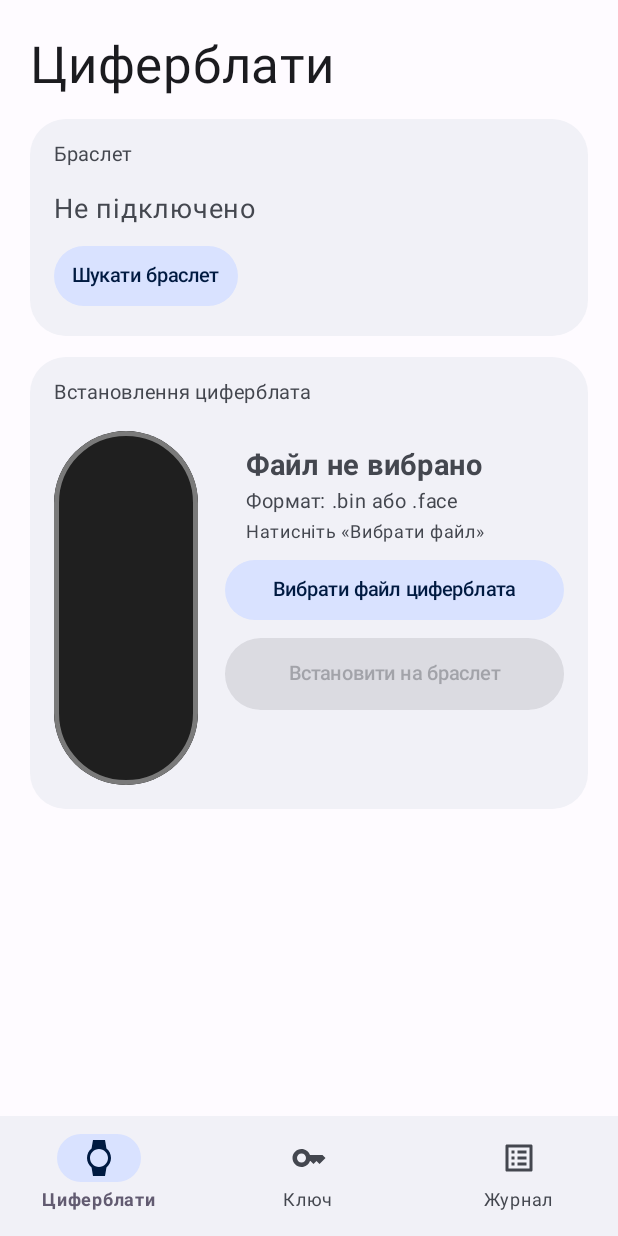
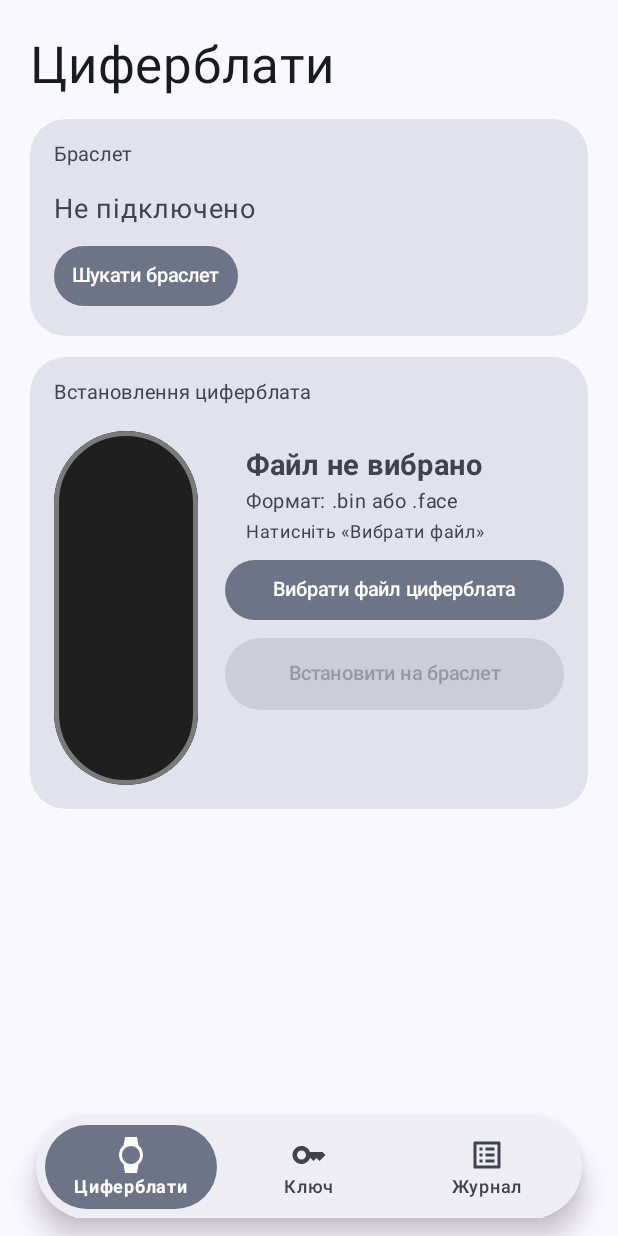
Before and after one commit to hunt2121/iosmiface, an Android app built with Jetpack Compose: the screen it shows after launch (MainActivity), on a phone screen of 412 x 824 dp. Run offline under Robolectric (Android 15) with nearby library versions, the phone set to English and light mode, and no system bars.

Commit message:
Android: Material 3 (динамічні кольори) і плаваюче нижнє меню
Co-Authored-By: Claude Sonnet 5.5 <noreply@anthropic.com>
Claude-Session: https://claude.ai/code/session_01WysSwiNnPXkBgFifEqasra

```diff
--- a/android/app/src/main/kotlin/com/bandface/app/Design.kt
+++ b/android/app/src/main/kotlin/com/bandface/app/Design.kt
@@ -14,6 +14,7 @@ object Dim {
     val innerGap = 10.dp
     val bottom = 16.dp
     val radius = 24.dp
+    val tabBarInset = 96.dp
 }
 
 object Type {
--- a/android/app/src/main/kotlin/com/bandface/app/MainActivity.kt
+++ b/android/app/src/main/kotlin/com/bandface/app/MainActivity.kt
@@ -12,6 +12,8 @@ import androidx.compose.foundation.BorderStroke
 import androidx.compose.foundation.Image
 import androidx.compose.foundation.background
 import androidx.compose.foundation.border
+import androidx.compose.foundation.clickable
+import androidx.compose.foundation.layout.navigationBarsPadding
 import androidx.compose.foundation.isSystemInDarkTheme
 import androidx.compose.foundation.layout.Arrangement
 import androidx.compose.foundation.layout.PaddingValues
@@ -106,7 +108,15 @@ class MainActivity : ComponentActivity() {
 
 @Composable
 fun App(vm: MainViewModel) {
-    val scheme: ColorScheme = if (isSystemInDarkTheme()) DarkScheme else LightScheme
+    val dark = isSystemInDarkTheme()
+    val ctx = androidx.compose.ui.platform.LocalContext.current
+    // Material 3: динамічні кольори (Material You) на Android 12+, власна палітра на старіших
+    val scheme: ColorScheme = when {
+        Build.VERSION.SDK_INT >= 31 && dark -> androidx.compose.material3.dynamicDarkColorScheme(ctx)
+        Build.VERSION.SDK_INT >= 31 -> androidx.compose.material3.dynamicLightColorScheme(ctx)
+        dark -> DarkScheme
+        else -> LightScheme
+    }
     MaterialTheme(colorScheme = scheme) {
         androidx.compose.runtime.CompositionLocalProvider(
             androidx.compose.material3.LocalTextStyle provides androidx.compose.material3.LocalTextStyle.current.copy(
@@ -118,33 +128,52 @@ fun App(vm: MainViewModel) {
             ),
         ) {
             var tab by remember { mutableIntStateOf(0) }
-        Scaffold(
-            containerColor = MaterialTheme.colorScheme.background,
-            bottomBar = {
-                NavigationBar(containerColor = MaterialTheme.colorScheme.surfaceVariant) {
-                    val labels = listOf(R.string.tab_faces, R.string.tab_key, R.string.tab_log)
-                    labels.forEachIndexed { i, l ->
-                        NavigationBarItem(
-                            selected = tab == i, onClick = { tab = i },
-                            icon = { Icon(listOf(Icons.Filled.Watch, Icons.Filled.Key, Icons.Filled.ListAlt)[i], null) },
-                            label = { Text(stringResource(l), fontWeight = if (tab == i) FontWeight.Bold else FontWeight.Normal) },
-                            alwaysShowLabel = true,
-                            colors = NavigationBarItemDefaults.colors(indicatorColor = MaterialTheme.colorScheme.secondaryContainer),
-                        )
-                    }
-                }
-            },
-        ) { pad ->
-            Column(Modifier.padding(pad).fillMaxSize().statusBarsPadding().padding(horizontal = Dim.screenH)) {
+            Box(Modifier.fillMaxSize().background(MaterialTheme.colorScheme.background)) {
+                Column(Modifier.fillMaxSize().statusBarsPadding().padding(horizontal = Dim.screenH)) {
                     Text(
                         stringResource(listOf(R.string.tab_faces, R.string.tab_key, R.string.tab_log)[tab]),
-                    fontSize = Type.screenTitle, modifier = Modifier.padding(top = Dim.titleTop, bottom = Dim.titleBottom),
+                        fontSize = Type.screenTitle, color = MaterialTheme.colorScheme.onBackground,
+                        modifier = Modifier.padding(top = Dim.titleTop, bottom = Dim.titleBottom),
                     )
                     when (tab) {
                         0 -> FacesTab(vm)
                         1 -> KeyTab(vm)
                         else -> LogTab(vm)
                     }
+                }
+                FloatingTabBar(tab, { tab = it }, Modifier.align(Alignment.BottomCenter))
+            }
+        }
+    }
+}
+
+/** Плаваюче нижнє меню (капсула над вмістом), як у iOS. */
+@Composable
+private fun FloatingTabBar(selected: Int, onSelect: (Int) -> Unit, modifier: Modifier = Modifier) {
+    val labels = listOf(R.string.tab_faces, R.string.tab_key, R.string.tab_log)
+    val icons = listOf(Icons.Filled.Watch, Icons.Filled.Key, Icons.Filled.ListAlt)
+    Surface(
+        modifier.navigationBarsPadding().padding(horizontal = 24.dp, vertical = 12.dp),
+        shape = CircleShape,
+        color = MaterialTheme.colorScheme.surfaceContainer,
+        tonalElevation = 3.dp, shadowElevation = 10.dp,
+    ) {
+        Row(Modifier.padding(6.dp), horizontalArrangement = Arrangement.spacedBy(4.dp)) {
+            labels.forEachIndexed { i, l ->
+                val on = selected == i
+                Column(
+                    Modifier.weight(1f).clip(CircleShape)
+                        .background(if (on) MaterialTheme.colorScheme.secondaryContainer else Color.Transparent)
+                        .clickable { onSelect(i) }.padding(vertical = 8.dp, horizontal = 4.dp),
+                    horizontalAlignment = Alignment.CenterHorizontally,
+                    verticalArrangement = Arrangement.spacedBy(2.dp),
+                ) {
+                    Icon(icons[i], null, tint = if (on) MaterialTheme.colorScheme.onSecondaryContainer else MaterialTheme.colorScheme.onSurfaceVariant)
+                    Text(
+                        stringResource(l), fontSize = 12.sp, maxLines = 1,
+                        fontWeight = if (on) FontWeight.Bold else FontWeight.Medium,
+                        color = if (on) MaterialTheme.colorScheme.onSecondaryContainer else MaterialTheme.colorScheme.onSurfaceVariant,
+                    )
                 }
             }
         }
@@ -258,7 +287,7 @@ fun FacesTab(vm: MainViewModel) {
                 }
             }
         }
-        Spacer(Modifier.height(Dim.bottom - Dim.cardGap))
+        Spacer(Modifier.height(Dim.tabBarInset))
     }
 }
 
@@ -273,7 +302,7 @@ fun KeyTab(vm: MainViewModel) {
     }
     if (text != vm.keyText && vm.keyText.isNotEmpty()) text = vm.keyText
 
-    Column(Modifier.fillMaxSize().verticalScroll(rememberScrollState()), verticalArrangement = Arrangement.spacedBy(Dim.cardGap)) {
+    Column(Modifier.fillMaxSize().verticalScroll(rememberScrollState()).padding(bottom = Dim.tabBarInset), verticalArrangement = Arrangement.spacedBy(Dim.cardGap)) {
         SectionCard(stringResource(R.string.key_title)) {
             OutlinedTextField(
                 text, { text = it; vm.saveKey(it) }, Modifier.fillMaxWidth(),
@@ -295,7 +324,7 @@ fun KeyTab(vm: MainViewModel) {
 @OptIn(androidx.compose.material3.ExperimentalMaterial3Api::class)
 @Composable
 fun LogTab(vm: MainViewModel) {
-    Column(Modifier.fillMaxSize(), verticalArrangement = Arrangement.spacedBy(Dim.cardGap)) {
+    Column(Modifier.fillMaxSize().verticalScroll(rememberScrollState()).padding(bottom = Dim.tabBarInset), verticalArrangement = Arrangement.spacedBy(Dim.cardGap)) {
         SectionCard(stringResource(R.string.activity)) {
             Row(verticalAlignment = Alignment.CenterVertically) {
                 Text(stringResource(R.string.dev_mode), Modifier.weight(1f), fontSize = 17.sp)
```
Also changed, not shown: 2 other files. Lines whose indentation alone changed are shown as unchanged.
